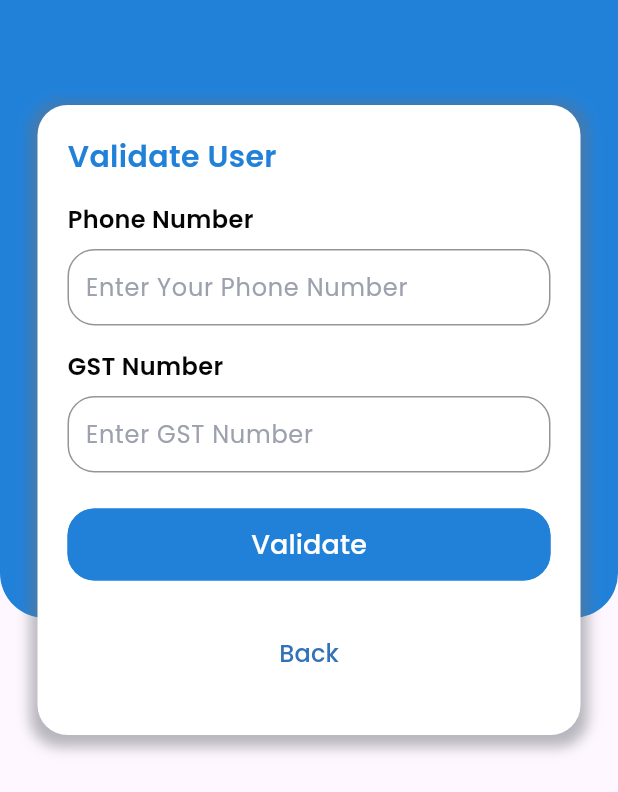
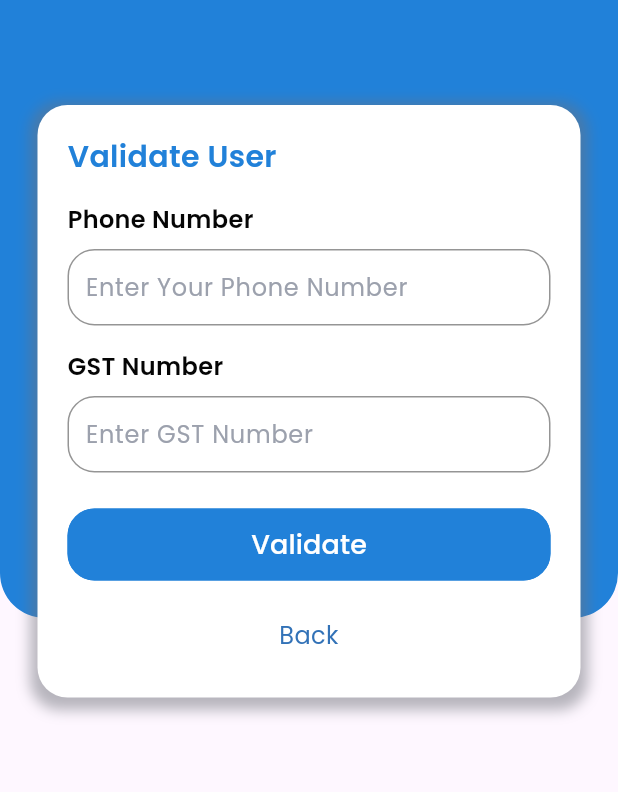
Before and after one commit to fmwdevelopment/gstark, a Flutter app: the ValidateUserScreen screen opened directly, on a phone screen of 412 x 824 dp. Shown: the top 792 px of the screen. Run offline on Flutter 3.47's test engine with Material 3 defaults, Android fonts, the phone set to English and light mode, and no system bars; our stand-ins replace flutter_svg, get, google_fonts, open_file, pdf, shared_preferences and 2 more; accounts and stored records are empty.

Commit message:
Feature: Registration Screen UI changes.

```diff
--- a/lib/screens/authentication/register_user_screen.dart
+++ b/lib/screens/authentication/register_user_screen.dart
@@ -189,14 +189,17 @@ class _ValidateUserScreenState extends State<ValidateUserScreen> {
                           : kApplicationThemeColor,
                     ),
                     const SizedBox(height: 25),
-                    Button(
-                      onPress: () async {
+                    GestureDetector(
+                      onTap: () {
                         Get.back();
                       },
-                      backgroundColor: kWhite,
-                      buttonText: "Back",
-                      borderRadius: 0,
-                      textColor: kPrimaryMain,
+                      child: const NormalText(
+                        textColor: kPrimaryMain,
+                        text: 'Back',
+
+                        /// Todo: Back Button is side clickable
+                        textAlign: TextAlign.center,
+                      ),
                     ),
                     const SizedBox(height: 10),
                     if (errorMessage != null)
```
Also changed, not shown: lib/constants/app_decorations.dart (+13 -0 lines), lib/screens/Home/home_screen.dart (+60 -34 lines), lib/screens/sales_invoice/sales_invoice_screen.dart (renamed from lib/screens/Home/sales_screen.dart).
